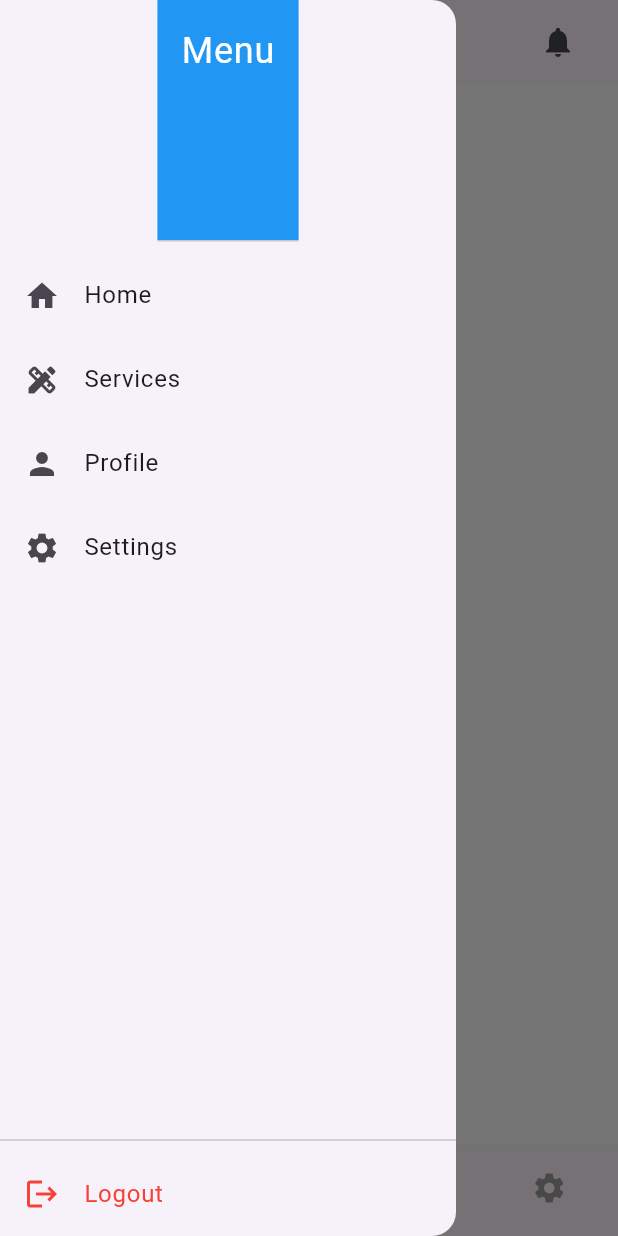
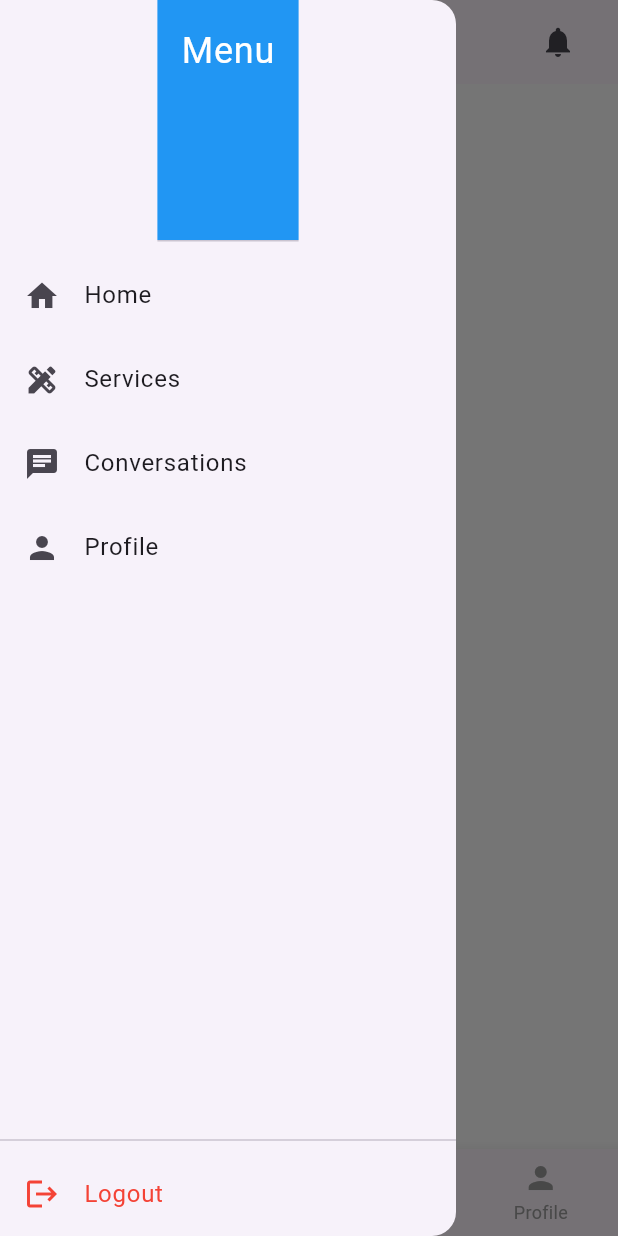
Before and after one commit to Hamzah-Owaidat/SkillBox, a Flutter app: the ScaffoldWithNav screen opened directly, with the side drawer open, on a phone screen of 412 x 824 dp. Run offline on Flutter 3.47's test engine with Material 3 defaults, Android fonts, the phone set to English and light mode, and no system bars; drawn by our look-alikes of badges; our stand-ins replace animated_text_kit, flutter_dotenv, fluttertoast, image_picker, shared_preferences; missing offline and left inert: pusher_channels_flutter; accounts and stored records are empty; network calls fail.

Commit message:
feat: Update navigation to include Conversations and adjust Profile/Settings labels

```diff
--- a/lib/widgets/scaffold_with_nav.dart
+++ b/lib/widgets/scaffold_with_nav.dart
@@ -4,6 +4,7 @@ import 'package:badges/badges.dart' as badges;
 
 import 'package:skillbox/screens/notification/notification_screen.dart';
 import 'package:skillbox/screens/auth/login_screen.dart';
+import 'package:skillbox/screens/chat/conversations_screen.dart';
 
 // 👉 Add your screens
 import 'package:skillbox/screens/home/home_screen.dart';
@@ -32,8 +33,10 @@ class _ScaffoldWithNavState extends State<ScaffoldWithNav> {
 
   // 👉 Screens for Bottom Navigation
   final List<Widget> _screens = const [
-    HomeScreen(),        // 0
-    ServicesScreen(),    // 1
+    HomeScreen(),              // 0
+    ServicesScreen(),          // 1
+    ConversationsScreen(),     // 2 - Changed from Profile
+    ConversationsScreen(),     // 3 - Changed from Settings
   ];
 
   @override
@@ -132,19 +135,24 @@ class _ScaffoldWithNavState extends State<ScaffoldWithNav> {
                     },
                   ),
                   ListTile(
-                    leading: const Icon(Icons.person),
-                    title: const Text('Profile'),
+                    leading: const Icon(Icons.chat),
+                    title: const Text('Conversations'),
                     onTap: () {
                       _onItemTapped(2);
                       Navigator.pop(context);
                     },
                   ),
                   ListTile(
-                    leading: const Icon(Icons.settings),
-                    title: const Text('Settings'),
+                    leading: const Icon(Icons.person),
+                    title: const Text('Profile'),
                     onTap: () {
-                      _onItemTapped(3);
+                      // TODO: Navigate to Profile screen when implemented
                       Navigator.pop(context);
+                      ScaffoldMessenger.of(context).showSnackBar(
+                        const SnackBar(
+                          content: Text('Profile screen coming soon!'),
+                        ),
+                      );
                     },
                   ),
                 ],
@@ -174,9 +182,7 @@ class _ScaffoldWithNavState extends State<ScaffoldWithNav> {
         ),
       ),
 
-      // 👉 Body (NEW!)
-      // If user passed a body manually, use it.
-      // Otherwise use the tab screen from navigation.
+      // 👉 Body
       body: widget.body ?? _screens[_selectedIndex],
 
       // 👉 Bottom Navigation
@@ -185,6 +191,7 @@ class _ScaffoldWithNavState extends State<ScaffoldWithNav> {
         onTap: _onItemTapped,
         selectedItemColor: Colors.blue,
         unselectedItemColor: Colors.grey,
+        type: BottomNavigationBarType.fixed, // Important: shows all labels
         items: const [
           BottomNavigationBarItem(
             icon: Icon(Icons.home),
@@ -195,12 +202,12 @@ class _ScaffoldWithNavState extends State<ScaffoldWithNav> {
             label: "Services",
           ),
           BottomNavigationBarItem(
+            icon: Icon(Icons.chat),
+            label: "Chats",
+          ),
+          BottomNavigationBarItem(
             icon: Icon(Icons.person),
             label: "Profile",
-          ),
-          BottomNavigationBarItem(
-            icon: Icon(Icons.settings),
-            label: "Settings",
           ),
         ],
       ),
```
